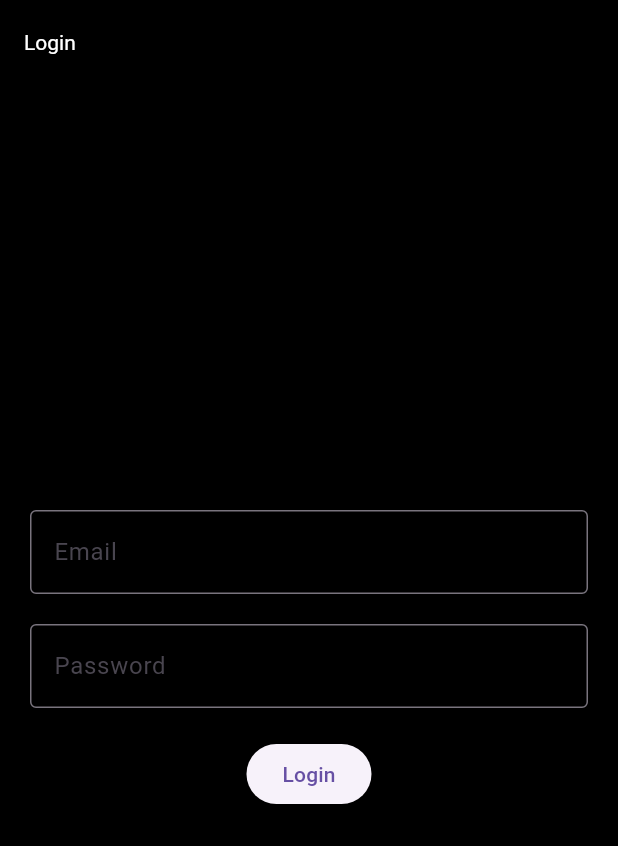
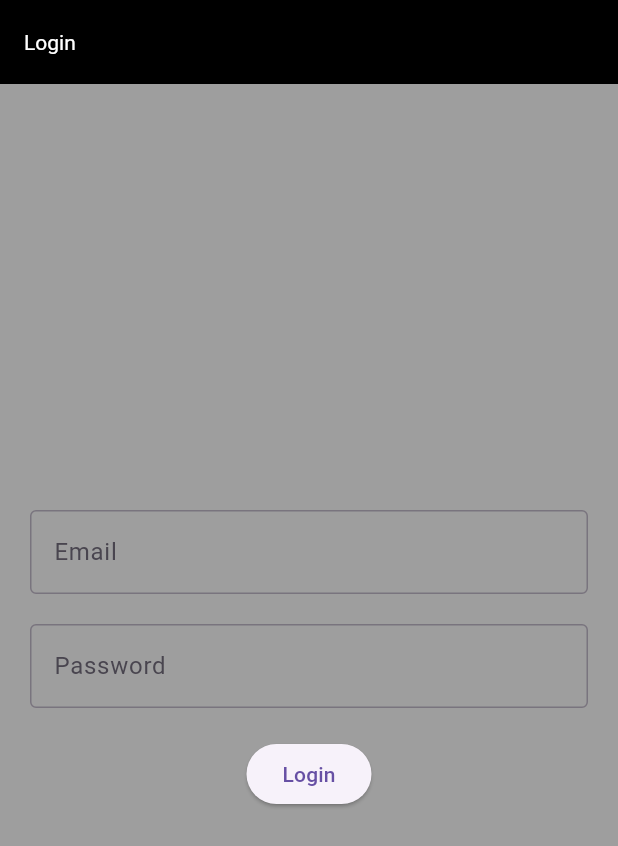
Before and after one commit to SercuWarre/Eindopdracht_smartApp, a Flutter app: the screen it shows after launch, on a phone screen of 412 x 824 dp. Shown: the top 846 px of the screen. Run offline on Flutter 3.47's test engine with Material 3 defaults, Android fonts, the phone set to English and light mode, and no system bars; our stand-ins replace camera, cloud_firestore, firebase_auth, firebase_core, firebase_storage, geocoding and 2 more; accounts and stored records are empty.

```diff
--- a/daily_photo/lib/main.dart
+++ b/daily_photo/lib/main.dart
@@ -19,7 +19,7 @@ class MyApp extends StatelessWidget {
       title: 'Daily Photo',
       theme: ThemeData(
         scaffoldBackgroundColor:
-            Colors.black, // Set scaffold background color to black
+            Colors.grey, // Set scaffold background color to black
         primarySwatch: Colors.blue,
         textTheme: const TextTheme(
           bodyText1: TextStyle(color: Colors.white), // Set text color to white
--- a/daily_photo/lib/models/details.dart
+++ b/daily_photo/lib/models/details.dart
@@ -78,7 +78,9 @@ class _DetailsPageState extends State<DetailsPage> {
   @override
   Widget build(BuildContext context) {
     return Scaffold(
-      appBar: AppBar(title: const Text('Details')),
+      appBar: AppBar(title: const Text('Details'),
+        iconTheme: IconThemeData(color: Colors.white),
+      ),
       body: _isLoading
           ? Center(child: CircularProgressIndicator())
           : Center(
--- a/daily_photo/lib/models/login.dart
+++ b/daily_photo/lib/models/login.dart
@@ -47,6 +47,7 @@ class _LoginPageState extends State<LoginPage> {
     return Scaffold(
       appBar: AppBar(
         title: Text('Login'),
+        iconTheme: IconThemeData(color: Colors.white),
       ),
       body: Padding(
         padding: const EdgeInsets.all(20.0),
```
Also changed, not shown: daily_photo/lib/routes/camera.dart (+26 -12 lines).
